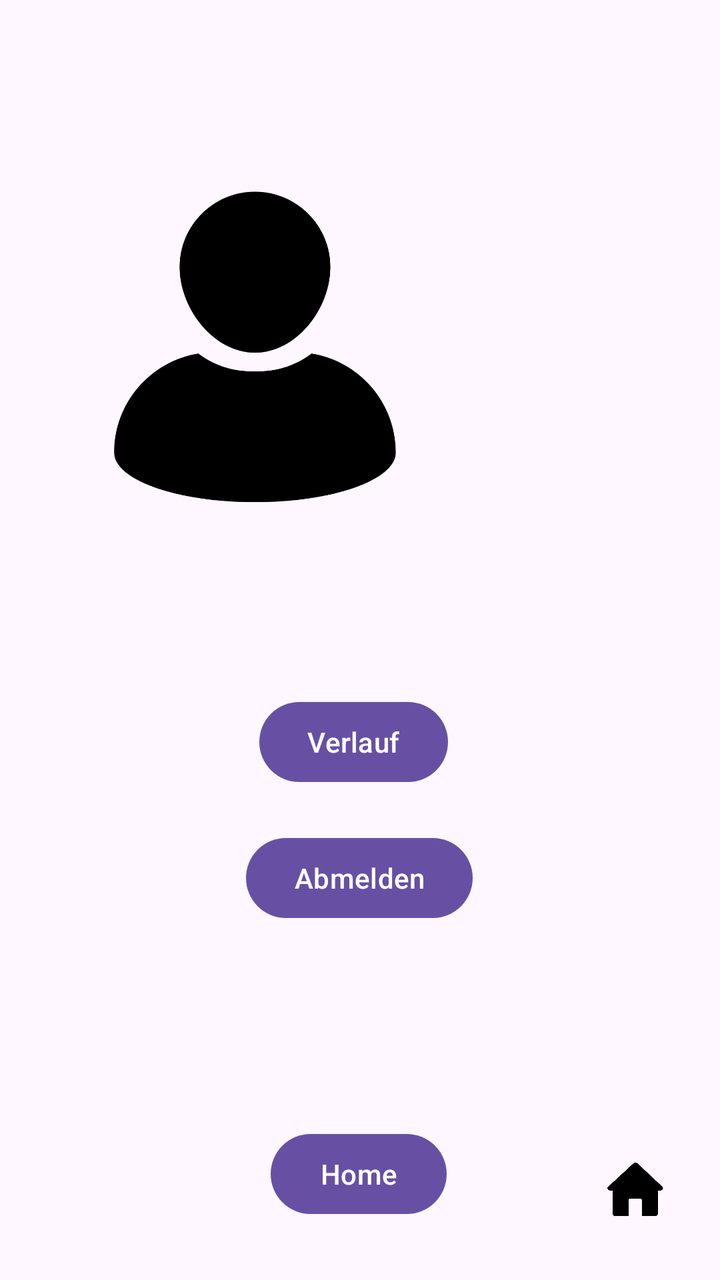
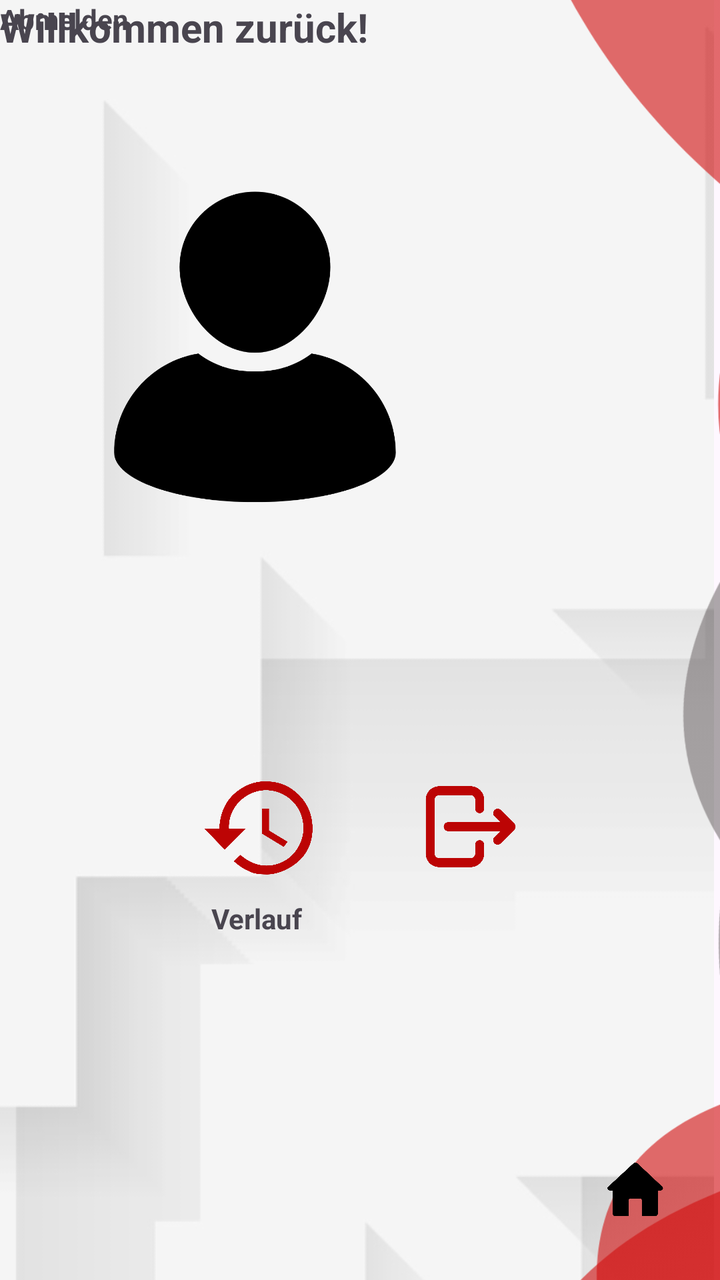

Screens rendered from an Android XML layout before and after an edit, with the pre-edit source and the edit as a unified diff.
<!-- AndroidManifest.xml: application theme Theme.TrafficSceneAnalyser -->
<!-- res/layout/activity_profile_logged_in.xml -->
<?xml version="1.0" encoding="utf-8"?>
<androidx.constraintlayout.widget.ConstraintLayout xmlns:android="http://schemas.android.com/apk/res/android"
    xmlns:app="http://schemas.android.com/apk/res-auto"
    xmlns:tools="http://schemas.android.com/tools"
    android:id="@+id/main"
    android:layout_width="match_parent"
    android:layout_height="match_parent"
    tools:context=".ProfileLoggedInActivity">

    <Button
        android:id="@+id/hbutton"
        android:layout_width="wrap_content"
        android:layout_height="wrap_content"
        android:onClick="goToHome"
        android:text="Home"
        app:layout_constraintBottom_toBottomOf="parent"
        app:layout_constraintEnd_toEndOf="parent"
        app:layout_constraintHorizontal_bias="0.498"
        app:layout_constraintStart_toStartOf="parent"
        app:layout_constraintTop_toTopOf="parent"
        app:layout_constraintVertical_bias="0.951" />

    <ImageButton
        android:id="@+id/hbutton"
        android:layout_width="54dp"
        android:layout_height="68dp"
        android:backgroundTint="#00FFFFFF"
        android:onClick="goToHome"
        android:scaleType="fitCenter"
        android:src="@drawable/home1"
        app:layout_constraintBottom_toBottomOf="parent"
        app:layout_constraintEnd_toEndOf="parent"
        app:layout_constraintHorizontal_bias="0.95"
        app:layout_constraintStart_toStartOf="parent"
        app:layout_constraintTop_toTopOf="parent"
        app:layout_constraintVertical_bias="0.98" />

    <Button
        android:id="@+id/showHistoryButton"
        android:layout_width="wrap_content"
        android:layout_height="wrap_content"
        android:layout_marginBottom="90dp"
        android:onClick="showHistory"
        android:text="Verlauf"
        app:layout_constraintBottom_toTopOf="@+id/signOutButton"
        app:layout_constraintEnd_toEndOf="parent"
        app:layout_constraintHorizontal_bias="0.488"
        app:layout_constraintStart_toStartOf="parent"
        app:layout_constraintTop_toBottomOf="@+id/imageView3"
        app:layout_constraintVertical_bias="0.0" />

    <Button
        android:id="@+id/signOutButton"
        android:layout_width="wrap_content"
        android:layout_height="wrap_content"
        android:layout_marginTop="68dp"
        android:onClick="signOut"
        android:text="Abmelden"
        app:layout_constraintEnd_toEndOf="parent"
        app:layout_constraintHorizontal_bias="0.498"
        app:layout_constraintStart_toStartOf="parent"
        app:layout_constraintTop_toBottomOf="@+id/imageView3" />

    <ImageView
        android:id="@+id/imageView3"
        android:layout_width="255dp"
        android:layout_height="347dp"
        app:srcCompat="@drawable/profile"
        tools:layout_editor_absoluteX="78dp"
        tools:layout_editor_absoluteY="70dp" />
</androidx.constraintlayout.widget.ConstraintLayout>
<!-- resources referenced by this layout -->
<resources>
  <!-- drawable home1: png bitmap (drawable, 7782 bytes) -->
  <!-- drawable profile: png bitmap (drawable, 29274 bytes) -->
  <style name="Theme.TrafficSceneAnalyser" parent="Base.Theme.TrafficSceneAnalyser" />
  <style name="Base.Theme.TrafficSceneAnalyser" parent="Theme.Material3.DayNight.NoActionBar">
          
          
      </style>
</resources>

<!-- the commit's change to res/layout/activity_profile_logged_in.xml (unified diff, before → after) -->
@@ -7,18 +7,28 @@
     android:layout_height="match_parent"
     tools:context=".ProfileLoggedInActivity">
 
-    <Button
-        android:id="@+id/hbutton"
-        android:layout_width="wrap_content"
-        android:layout_height="wrap_content"
-        android:onClick="goToHome"
-        android:text="Home"
+    <ImageView
+        android:id="@+id/backg"
+        android:layout_width="904dp"
+        android:layout_height="897dp"
         app:layout_constraintBottom_toBottomOf="parent"
         app:layout_constraintEnd_toEndOf="parent"
-        app:layout_constraintHorizontal_bias="0.498"
+        app:layout_constraintHorizontal_bias="1.0"
         app:layout_constraintStart_toStartOf="parent"
         app:layout_constraintTop_toTopOf="parent"
-        app:layout_constraintVertical_bias="0.951" />
+        app:layout_constraintVertical_bias="0.12"
+        app:srcCompat="@drawable/background" />
+
+    <ImageView
+        android:id="@+id/imageView5"
+        android:layout_width="484dp"
+        android:layout_height="773dp"
+        app:layout_constraintBottom_toBottomOf="parent"
+        app:layout_constraintEnd_toEndOf="parent"
+        app:layout_constraintHorizontal_bias="0.506"
+        app:layout_constraintStart_toStartOf="parent"
+        app:layout_constraintTop_toTopOf="parent"
+        app:srcCompat="@drawable/perfectlayout2" />
 
     <ImageButton
         android:id="@+id/hbutton"
@@ -35,32 +45,6 @@
         app:layout_constraintTop_toTopOf="parent"
         app:layout_constraintVertical_bias="0.98" />
 
-    <Button
-        android:id="@+id/showHistoryButton"
-        android:layout_width="wrap_content"
-        android:layout_height="wrap_content"
-        android:layout_marginBottom="90dp"
-        android:onClick="showHistory"
-        android:text="Verlauf"
-        app:layout_constraintBottom_toTopOf="@+id/signOutButton"
-        app:layout_constraintEnd_toEndOf="parent"
-        app:layout_constraintHorizontal_bias="0.488"
-        app:layout_constraintStart_toStartOf="parent"
-        app:layout_constraintTop_toBottomOf="@+id/imageView3"
-        app:layout_constraintVertical_bias="0.0" />
-
-    <Button
-        android:id="@+id/signOutButton"
-        android:layout_width="wrap_content"
-        android:layout_height="wrap_content"
-        android:layout_marginTop="68dp"
-        android:onClick="signOut"
-        android:text="Abmelden"
-        app:layout_constraintEnd_toEndOf="parent"
-        app:layout_constraintHorizontal_bias="0.498"
-        app:layout_constraintStart_toStartOf="parent"
-        app:layout_constraintTop_toBottomOf="@+id/imageView3" />
-
     <ImageView
         android:id="@+id/imageView3"
         android:layout_width="255dp"
@@ -68,4 +52,68 @@
         app:srcCompat="@drawable/profile"
         tools:layout_editor_absoluteX="78dp"
         tools:layout_editor_absoluteY="70dp" />
+
+    <TextView
+        android:id="@+id/textView7"
+        android:layout_width="wrap_content"
+        android:layout_height="wrap_content"
+        android:text="Willkommen zurück!"
+        android:textSize="20sp"
+        android:textStyle="bold"
+        tools:layout_editor_absoluteX="113dp"
+        tools:layout_editor_absoluteY="43dp" />
+
+    <ImageButton
+        android:id="@+id/showHistoryButton"
+        android:layout_width="130dp"
+        android:layout_height="118dp"
+        android:background="#00FFFFFF"
+        android:backgroundTint="#BC0404"
+        android:scaleType="fitCenter"
+        app:layout_constraintBottom_toBottomOf="parent"
+        app:layout_constraintEnd_toEndOf="parent"
+        app:layout_constraintHorizontal_bias="0.277"
+        app:layout_constraintStart_toStartOf="parent"
+        app:layout_constraintTop_toTopOf="parent"
+        app:layout_constraintVertical_bias="0.68"
+        app:srcCompat="@drawable/History" />
+
+    <ImageButton
+        android:id="@+id/signOutButton"
+        android:layout_width="130dp"
+        android:layout_height="116dp"
+        android:backgroundTint="#00FFFFFF"
+
+        android:onClick="signOut"
+        android:scaleType="fitCenter"
+        app:layout_constraintBottom_toBottomOf="parent"
+        app:layout_constraintEnd_toEndOf="parent"
+        app:layout_constraintHorizontal_bias="0.74"
+        app:layout_constraintStart_toStartOf="parent"
+        app:layout_constraintTop_toTopOf="parent"
+        app:layout_constraintVertical_bias="0.678"
+        app:srcCompat="@drawable/logout" />
+
+    <TextView
+        android:id="@+id/verlauf"
+        android:layout_width="wrap_content"
+        android:layout_height="wrap_content"
+        android:text="Verlauf"
+        android:textStyle="bold"
+        app:layout_constraintBottom_toBottomOf="parent"
+        app:layout_constraintEnd_toEndOf="parent"
+        app:layout_constraintHorizontal_bias="0.336"
+        app:layout_constraintStart_toStartOf="parent"
+        app:layout_constraintTop_toTopOf="parent"
+        app:layout_constraintVertical_bias="0.724" />
+
+    <TextView
+        android:id="@+id/abmelden"
+        android:layout_width="wrap_content"
+        android:layout_height="wrap_content"
+        android:text="Abmelden"
+        android:textStyle="bold"
+        tools:layout_editor_absoluteX="241dp"
+        tools:layout_editor_absoluteY="515dp" />
+
 </androidx.constraintlayout.widget.ConstraintLayout>
<!-- resource entries referenced after the edit -->
@@ -1,6 +1,10 @@
 <!-- resources referenced by this layout -->
 <resources>
+  <!-- drawable History: png bitmap (drawable, 38578 bytes) -->
+  <!-- drawable background: png bitmap (drawable-hdpi, 37305 bytes) -->
   <!-- drawable home1: png bitmap (drawable, 7782 bytes) -->
+  <!-- drawable logout: png bitmap (drawable, 27094 bytes) -->
+  <!-- drawable perfectlayout2: png bitmap (drawable-hdpi, 51025 bytes) -->
   <!-- drawable profile: png bitmap (drawable, 29274 bytes) -->
   <style name="Theme.TrafficSceneAnalyser" parent="Base.Theme.TrafficSceneAnalyser" />
   <style name="Base.Theme.TrafficSceneAnalyser" parent="Theme.Material3.DayNight.NoActionBar">
